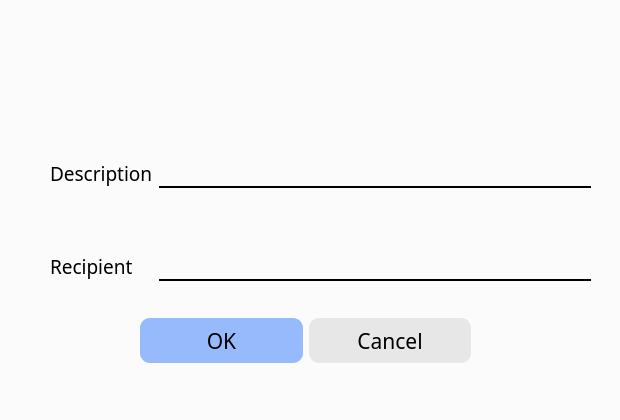
The window that phase2/sendpage.ui (Friend-Albert/logisticsManagement) describes before a commit, drawn with Qt 5.
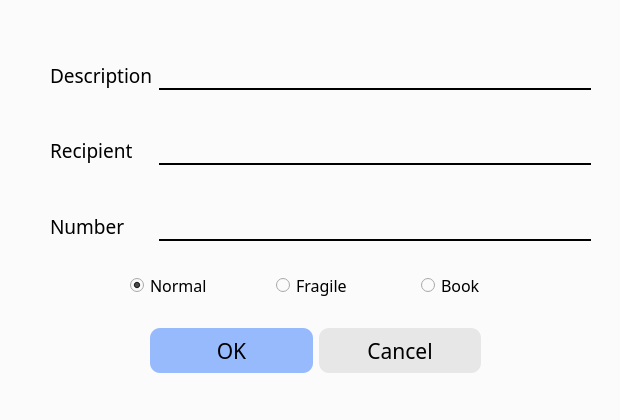
The same window after the commit.

The edit to the form file:
```diff
--- a/phase2/sendpage.ui
+++ b/phase2/sendpage.ui
@@ -38,13 +38,13 @@
     <property name="geometry">
      <rect>
       <x>40</x>
-      <y>90</y>
+      <y>50</y>
       <width>541</width>
       <height>181</height>
      </rect>
     </property>
     <layout class="QFormLayout" name="formLayout">
-     <item row="1" column="0">
+     <item row="0" column="0">
       <widget class="QLabel" name="label">
        <property name="font">
         <font>
@@ -57,7 +57,20 @@
        </property>
       </widget>
      </item>
-     <item row="3" column="0">
+     <item row="0" column="1">
+      <widget class="QLineEdit" name="lineEdit">
+       <property name="minimumSize">
+        <size>
+         <width>0</width>
+         <height>30</height>
+        </size>
+       </property>
+       <property name="styleSheet">
+        <string notr="true">background-color:rgba(251,251,251);border-top:0px; border-bottom:2px  solid;border-left:0px;border-right: 0px;</string>
+       </property>
+      </widget>
+     </item>
+     <item row="2" column="0">
       <widget class="QLabel" name="label_2">
        <property name="font">
         <font>
@@ -70,20 +83,7 @@
        </property>
       </widget>
      </item>
-     <item row="1" column="1">
-      <widget class="QLineEdit" name="lineEdit">
-       <property name="minimumSize">
-        <size>
-         <width>0</width>
-         <height>30</height>
-        </size>
-       </property>
-       <property name="styleSheet">
-        <string notr="true">background-color:rgba(251,251,251);border-top:0px; border-bottom:2px  solid;border-left:0px;border-right: 0px;</string>
-       </property>
-      </widget>
-     </item>
-     <item row="3" column="1">
+     <item row="2" column="1">
       <widget class="QLineEdit" name="lineEdit_2">
        <property name="minimumSize">
         <size>
@@ -96,7 +96,33 @@
        </property>
       </widget>
      </item>
-     <item row="2" column="0">
+     <item row="4" column="0">
+      <widget class="QLabel" name="label_3">
+       <property name="font">
+        <font>
+         <family>Corbel</family>
+         <pointsize>14</pointsize>
+        </font>
+       </property>
+       <property name="text">
+        <string>Number</string>
+       </property>
+      </widget>
+     </item>
+     <item row="4" column="1">
+      <widget class="QLineEdit" name="lineEdit_3">
+       <property name="minimumSize">
+        <size>
+         <width>0</width>
+         <height>30</height>
+        </size>
+       </property>
+       <property name="styleSheet">
+        <string notr="true">background-color:rgba(251,251,251);border-top:0px; border-bottom:2px  solid;border-left:0px;border-right: 0px;</string>
+       </property>
+      </widget>
+     </item>
+     <item row="1" column="0">
       <spacer name="verticalSpacer">
        <property name="orientation">
         <enum>Qt::Vertical</enum>
@@ -109,7 +135,7 @@
        </property>
       </spacer>
      </item>
-     <item row="0" column="0">
+     <item row="3" column="0">
       <spacer name="verticalSpacer_2">
        <property name="orientation">
         <enum>Qt::Vertical</enum>
@@ -127,8 +153,8 @@
    <widget class="QWidget" name="horizontalLayoutWidget">
     <property name="geometry">
      <rect>
-      <x>130</x>
-      <y>300</y>
+      <x>140</x>
+      <y>310</y>
       <width>331</width>
       <height>61</height>
      </rect>
@@ -182,6 +208,60 @@
      </item>
     </layout>
    </widget>
+   <widget class="QWidget" name="horizontalLayoutWidget_2">
+    <property name="geometry">
+     <rect>
+      <x>120</x>
+      <y>250</y>
+      <width>431</width>
+      <height>51</height>
+     </rect>
+    </property>
+    <layout class="QHBoxLayout" name="horizontalLayout_2">
+     <item>
+      <widget class="QRadioButton" name="normalbtn">
+       <property name="font">
+        <font>
+         <family>Corbel</family>
+         <pointsize>12</pointsize>
+        </font>
+       </property>
+       <property name="text">
+        <string>Normal</string>
+       </property>
+       <property name="checked">
+        <bool>true</bool>
+       </property>
+      </widget>
+     </item>
+     <item>
+      <widget class="QRadioButton" name="fgbtn">
+       <property name="font">
+        <font>
+         <family>Corbel</family>
+         <pointsize>12</pointsize>
+        </font>
+       </property>
+       <property name="text">
+        <string>Fragile</string>
+       </property>
+      </widget>
+     </item>
+     <item>
+      <widget class="QRadioButton" name="bookbtn">
+       <property name="font">
+        <font>
+         <family>Corbel</family>
+         <pointsize>12</pointsize>
+        </font>
+       </property>
+       <property name="text">
+        <string>Book</string>
+       </property>
+      </widget>
+     </item>
+    </layout>
+   </widget>
   </widget>
  </widget>
  <resources/>
```
